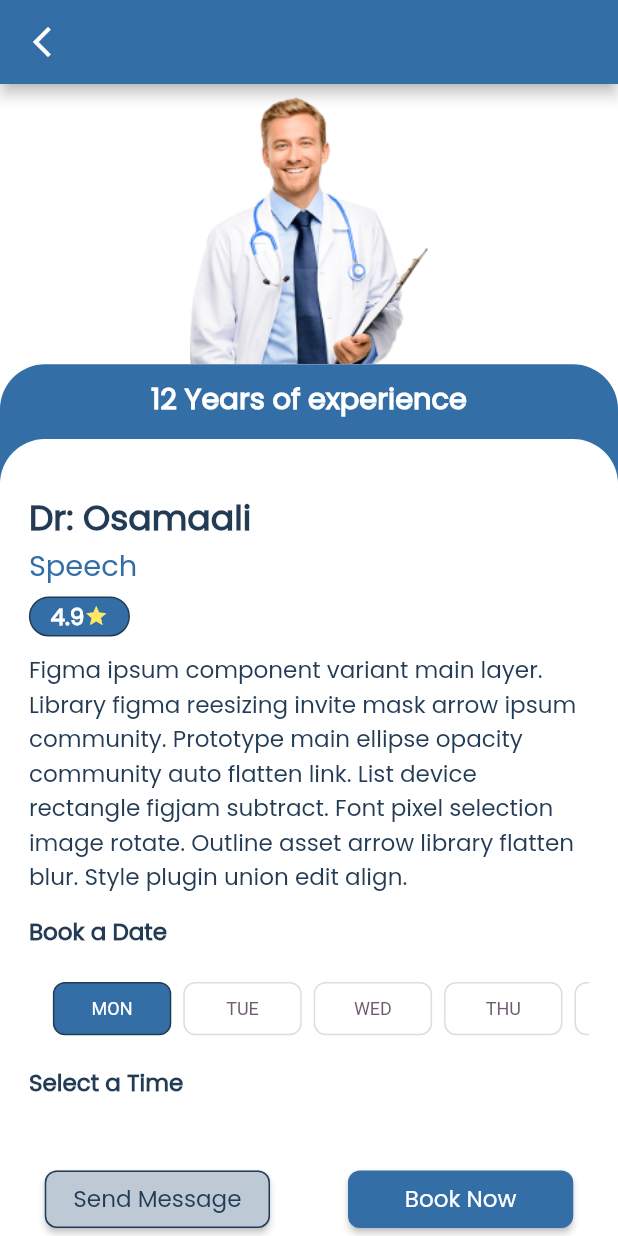
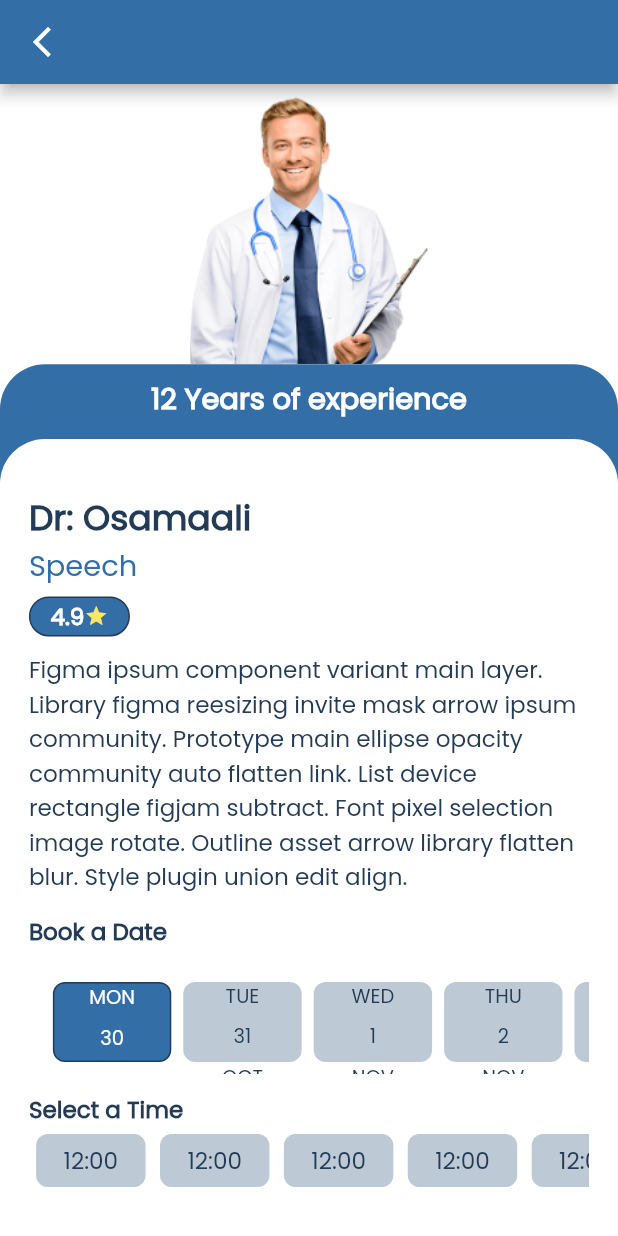
Before and after one commit to UpAdv-Internship/Markaz_ElAmal, a Flutter app: the screen it shows after launch, on a phone screen of 412 x 824 dp. Run offline on Flutter 3.47's test engine with Material 2 defaults, Android fonts, the light colour scheme and no system bars; drawn by our look-alikes of easy_date_timeline; our stand-ins replace dio, flutter_bloc, flutter_screenutil, get_it, shared_preferences.

Commit message:
Booking UI

```diff
--- a/lib/core/services/service_locator.dart
+++ b/lib/core/services/service_locator.dart
@@ -1,6 +1,7 @@
 import 'package:get_it/get_it.dart';
 import 'package:markaz_elamal/core/bloc/cubit/global_cubit.dart';
 import 'package:markaz_elamal/core/database/cache/cache_helper.dart';
+import 'package:markaz_elamal/features/booking/presentation/booking_cubit/booking_cubit.dart';
 
 final sl = GetIt.instance;
 
@@ -9,4 +10,5 @@ void initServiceLocator() {
   sl.registerLazySingleton(() => CacheHelper());
   //!Cubits
   sl.registerLazySingleton(() => GlobalCubit());
+  sl.registerLazySingleton(() => BookingCubit());
 }
--- /dev/null
+++ b/lib/features/booking/presentation/booking_cubit/booking_cubit.dart
@@ -0,0 +1,9 @@
+import 'package:flutter_bloc/flutter_bloc.dart';
+import 'package:markaz_elamal/features/booking/presentation/booking_cubit/booking_state.dart';
+
+class BookingCubit extends Cubit<BookingState> {
+  BookingCubit() : super(BookingInitial());
+
+  //! Select Date
+  DateTime? focusDate = DateTime.now();
+}
--- /dev/null
+++ b/lib/features/booking/presentation/booking_cubit/booking_state.dart
@@ -0,0 +1,3 @@
+class BookingState {}
+
+final class BookingInitial extends BookingState {}
--- a/lib/features/booking/presentation/screens/doctor_profile.dart
+++ b/lib/features/booking/presentation/screens/doctor_profile.dart
@@ -1,17 +1,17 @@
-import 'package:date_time_picker_widget/date_time_picker_widget.dart';
 import 'package:easy_date_timeline/easy_date_timeline.dart';
 import 'package:flutter/material.dart';
+import 'package:flutter_bloc/flutter_bloc.dart';
 import 'package:flutter_screenutil/flutter_screenutil.dart';
 import 'package:markaz_elamal/core/locale/app_locale.dart';
 import 'package:markaz_elamal/core/utils/app_colors.dart';
 import 'package:markaz_elamal/core/utils/app_strings.dart';
 import 'package:markaz_elamal/core/utils/app_text_styles.dart';
 import 'package:markaz_elamal/core/widgets/custom_elevated_button.dart';
-import 'package:time_range/time_range.dart';
+import 'package:markaz_elamal/features/booking/presentation/booking_cubit/booking_cubit.dart';
+import 'package:markaz_elamal/features/booking/presentation/booking_cubit/booking_state.dart';
 
 class DoctorProfile extends StatelessWidget {
   const DoctorProfile({super.key});
-
   @override
   Widget build(BuildContext context) {
     return Scaffold(
@@ -110,19 +110,42 @@ class DoctorProfile extends StatelessWidget {
                             style: CustomTextStyle.poppins600secondary16,
                           ),
                           SizedBox(height: 16.h),
-                          EasyInfiniteDateTimeLine(
+                          BlocBuilder<BookingCubit, BookingState>(
+                            builder: (context, state) {
+                              return EasyInfiniteDateTimeLine(
                                 // controller: _controller,
                                 locale: "en",
+                                onDateChange: (selectedDate) {
+                                  // setState(() {
+                                  BlocProvider.of<BookingCubit>(context)
+                                      .focusDate = selectedDate;
+                                  print(BlocProvider.of<BookingCubit>(context)
+                                      .focusDate);
+                                  // });
+                                },
                                 firstDate: DateTime.now(),
-                            focusDate: DateTime.now(),
+                                focusDate:
+                                    BlocProvider.of<BookingCubit>(context)
+                                        .focusDate,
                                 showTimelineHeader: false,
-                            lastDate: DateTime(DateTime.now().year,
-                                DateTime.now().month, DateTime.now().day + 30),
+                                lastDate: DateTime(
+                                    DateTime.now().year,
+                                    DateTime.now().month,
+                                    DateTime.now().day + 30),
                                 dayProps: EasyDayProps(
                                   width: 82.w,
-                              height: 40.h,
-                              dayStructure: DayStructure.dayNameOnly,
+                                  height: 60.h,
+                                  dayStructure: DayStructure.dayStrDayNumMonth,
                                   activeDayStyle: DayStyle(
+                                    dayNumStyle: CustomTextStyle
+                                        .poppins400White16
+                                        .copyWith(fontSize: 13),
+                                    dayStrStyle: CustomTextStyle
+                                        .poppins400White16
+                                        .copyWith(fontSize: 13),
+                                    monthStrStyle: CustomTextStyle
+                                        .poppins400White16
+                                        .copyWith(fontSize: 13),
                                     decoration: BoxDecoration(
                                       color: AppColors.primary,
                                       borderRadius: BorderRadius.circular(8),
@@ -131,15 +154,24 @@ class DoctorProfile extends StatelessWidget {
                                       ),
                                     ),
                                   ),
-                              inactiveDayStyle: const DayStyle(
+                                  inactiveDayStyle: DayStyle(
                                     borderRadius: 8,
+                                    dayNumStyle: CustomTextStyle
+                                        .poppins400secondary16
+                                        .copyWith(fontSize: 13),
+                                    dayStrStyle: CustomTextStyle
+                                        .poppins400secondary16
+                                        .copyWith(fontSize: 13),
+                                    monthStrStyle: CustomTextStyle
+                                        .poppins400secondary16
+                                        .copyWith(fontSize: 13),
+                                    decoration: BoxDecoration(
+                                      color: AppColors.lightGrey,
+                                      borderRadius: BorderRadius.circular(8),
                                     ),
                                   ),
-
-                            onDateChange: (selectedDate) {
-                              // setState(() {
-                              // _focusDate = selectedDate;
-                              // });
+                                ),
+                              );
                             },
                           ),
                           SizedBox(height: 14.h),
@@ -149,15 +181,36 @@ class DoctorProfile extends StatelessWidget {
                             style: CustomTextStyle.poppins600secondary16,
                           ),
                           SizedBox(height: 5.h),
-                          // ListView.builder(
-                          //   itemCount: 3,
-                          //   scrollDirection: Axis.horizontal,
-                          //   itemBuilder: (context, index) {
-                          //     return Container(
-
-                          //     );
-                          //   },
-                          // ),
+                          SizedBox(
+                            width: double.maxFinite,
+                            height: 40.h,
+                            child: ListView.builder(
+                              itemCount: 10,
+                              scrollDirection: Axis.horizontal,
+                              itemBuilder: (context, index) {
+                                return InkWell(
+                                  onTap: () {},
+                                  child: Container(
+                                    width: 82.h,
+                                    height: 40.h,
+                                    margin:
+                                        EdgeInsets.symmetric(horizontal: 5.w),
+                                    decoration: BoxDecoration(
+                                      color: AppColors.lightGrey,
+                                      borderRadius: BorderRadius.circular(8),
+                                    ),
+                                    child: Center(
+                                      child: Text(
+                                        '12:00',
+                                        style: CustomTextStyle
+                                            .poppins400secondary16,
+                                      ),
+                                    ),
+                                  ),
+                                );
+                              },
+                            ),
+                          ),
                           SizedBox(height: 42.h),
                           //* Buttons
                           Row(
--- a/lib/main.dart
+++ b/lib/main.dart
@@ -4,6 +4,7 @@ import 'package:markaz_elamal/app/app.dart';
 import 'package:markaz_elamal/core/bloc/cubit/global_cubit.dart';
 import 'package:markaz_elamal/core/database/cache/cache_helper.dart';
 import 'package:markaz_elamal/core/services/service_locator.dart';
+import 'package:markaz_elamal/features/booking/presentation/booking_cubit/booking_cubit.dart';
 
 void main() async {
   WidgetsFlutterBinding.ensureInitialized();
@@ -13,9 +14,8 @@ void main() async {
   runApp(
     MultiBlocProvider(
       providers: [
-        BlocProvider(
-          create: (context) => sl<GlobalCubit>(),
-        ),
+        BlocProvider(create: (context) => sl<GlobalCubit>()),
+        BlocProvider(create: (context) => sl<BookingCubit>()),
       ],
       child: const MarkazElamal(),
     ),
```
Lines whose indentation alone changed are shown as unchanged.
